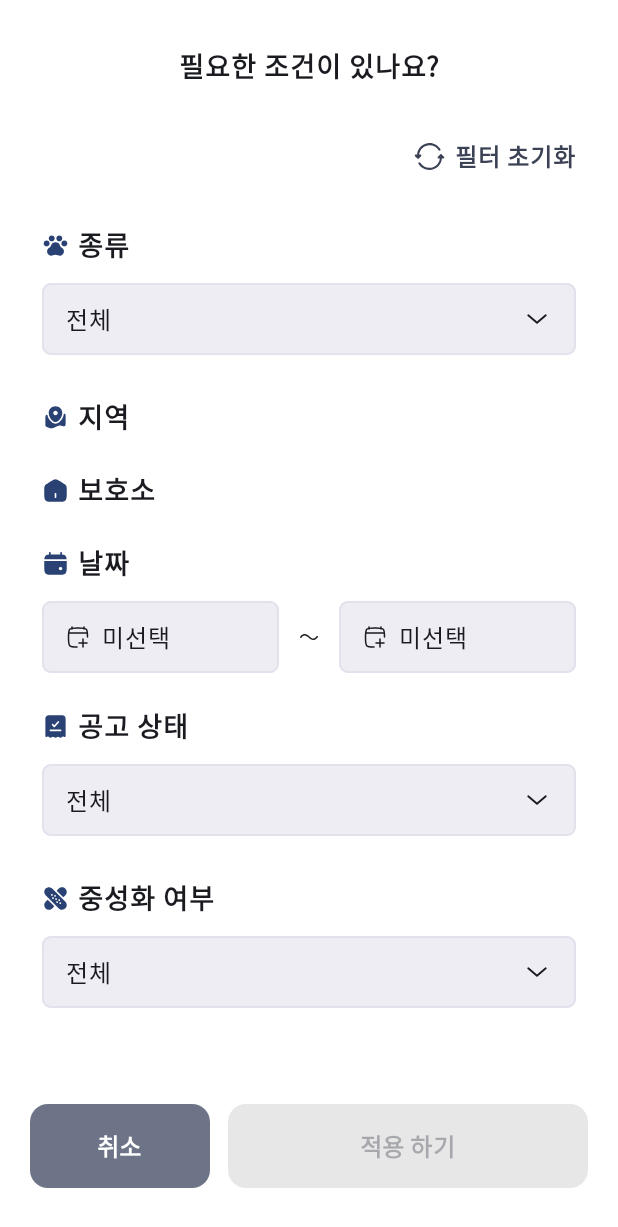
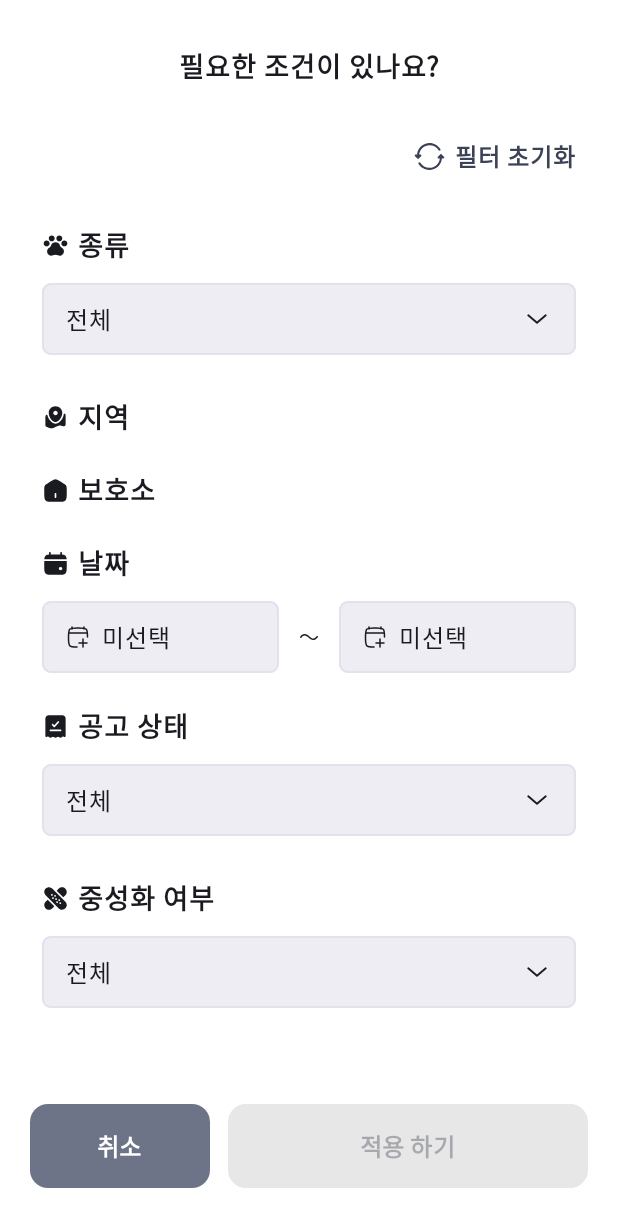
Before and after one commit to nyangzzi/WithConimal, an Android app built with Jetpack Compose: the @Preview function ContentPreview, on a phone screen of 412 x 824 dp. Shown: the top 1227 px of the screen. Run offline under Robolectric (Android 15) with nearby library versions, the phone set to English and light mode, and no system bars.

Commit message:
ui: 적용된 필터만 아이콘 tint 처리

```diff
--- a/app/src/main/java/com/nyangzzi/withconimal/presentation/ui/screen/FilterDialog.kt
+++ b/app/src/main/java/com/nyangzzi/withconimal/presentation/ui/screen/FilterDialog.kt
@@ -270,6 +270,7 @@ private fun BottomBtn(
 private inline fun FilterParent(
     @DrawableRes icon: Int? = null,
     title: String,
+    isIconTint: Boolean,
     content: @Composable () -> Unit,
 ) {
     Column(
@@ -288,7 +289,7 @@ private inline fun FilterParent(
                 Icon(
                     modifier = Modifier.size(18.dp),
                     painter = painterResource(id = it),
-                    tint = MaterialTheme.colorScheme.primary,
+                    tint = if (isIconTint) MaterialTheme.colorScheme.primary else MaterialTheme.colorScheme.onSurface,
                     contentDescription = ""
                 )
             }
@@ -309,7 +310,7 @@ private fun FilterKind(
     kind: String?,
     setKind: (String?) -> Unit
 ) {
-    FilterParent(icon = R.drawable.ic_paw_fill, title = "종류") {
+    FilterParent(icon = R.drawable.ic_paw_fill, title = "종류", isIconTint = kind != null) {
 
         var isExpanded by remember {
             mutableStateOf(false)
@@ -338,7 +339,7 @@ private fun FilterState(
     state: String?,
     setState: (String?) -> Unit
 ) {
-    FilterParent(icon = R.drawable.ic_check_process, title = "공고 상태") {
+    FilterParent(icon = R.drawable.ic_check_process, title = "공고 상태", isIconTint = state != null) {
         var isExpanded by remember {
             mutableStateOf(false)
         }
@@ -376,7 +377,11 @@ private fun FilterDate(
         error = bgnde != null && endde != null && bgnde > endde
     }
 
-    FilterParent(icon = R.drawable.ic_calendar, title = "날짜") {
+    FilterParent(
+        icon = R.drawable.ic_calendar,
+        title = "날짜",
+        isIconTint = bgnde != null || endde != null
+    ) {
         Row(
             horizontalArrangement = Arrangement.spacedBy(12.dp),
             verticalAlignment = Alignment.CenterVertically
@@ -414,14 +419,14 @@ private fun FilterDate(
 
 @Composable
 private fun FilterArea() {
-    FilterParent(icon = R.drawable.ic_map_point, title = "지역") {
+    FilterParent(icon = R.drawable.ic_map_point, title = "지역", isIconTint = false) {
 
     }
 }
 
 @Composable
 private fun FilterCare() {
-    FilterParent(icon = R.drawable.ic_house, title = "보호소") {
+    FilterParent(icon = R.drawable.ic_house, title = "보호소", isIconTint = false) {
 
     }
 }
@@ -431,7 +436,11 @@ private fun FilterNeuter(
     neuter: String?,
     setNeuter: (String?) -> Unit
 ) {
-    FilterParent(icon = R.drawable.ic_adhesive_plaster, title = "중성화 여부") {
+    FilterParent(
+        icon = R.drawable.ic_adhesive_plaster,
+        title = "중성화 여부",
+        isIconTint = neuter != null
+    ) {
 
         var isExpanded by remember {
             mutableStateOf(false)
```
